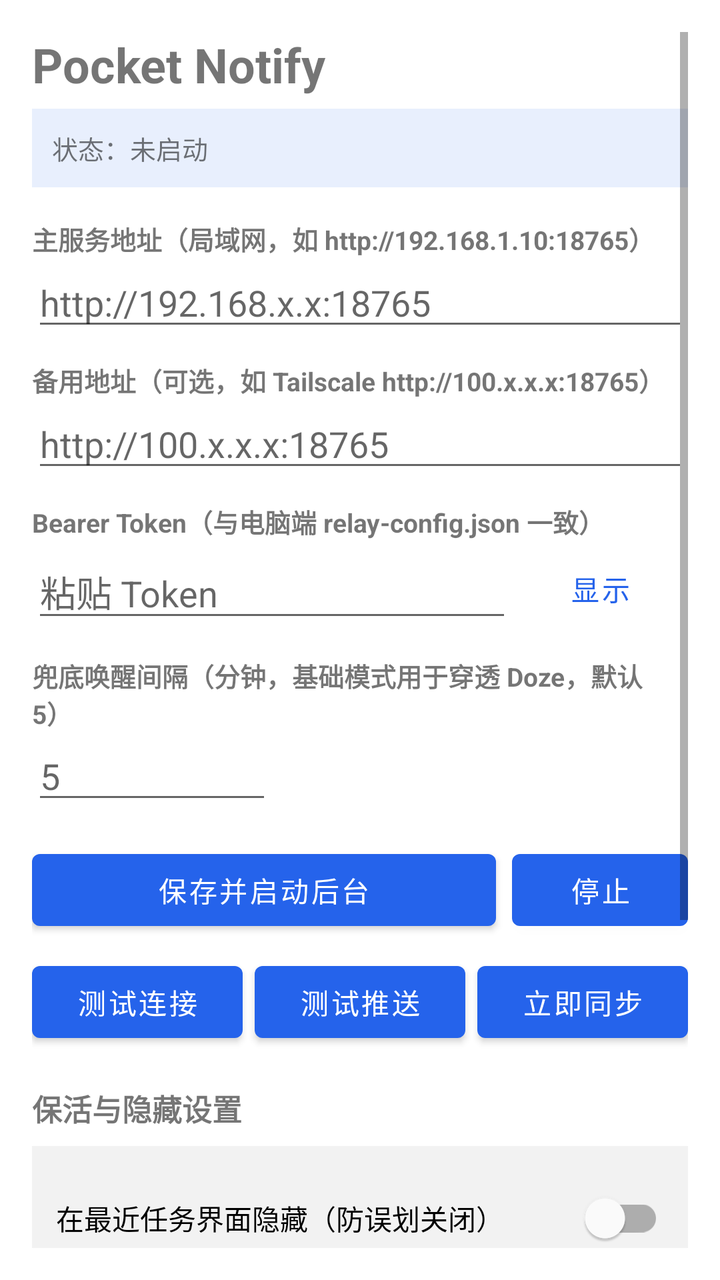
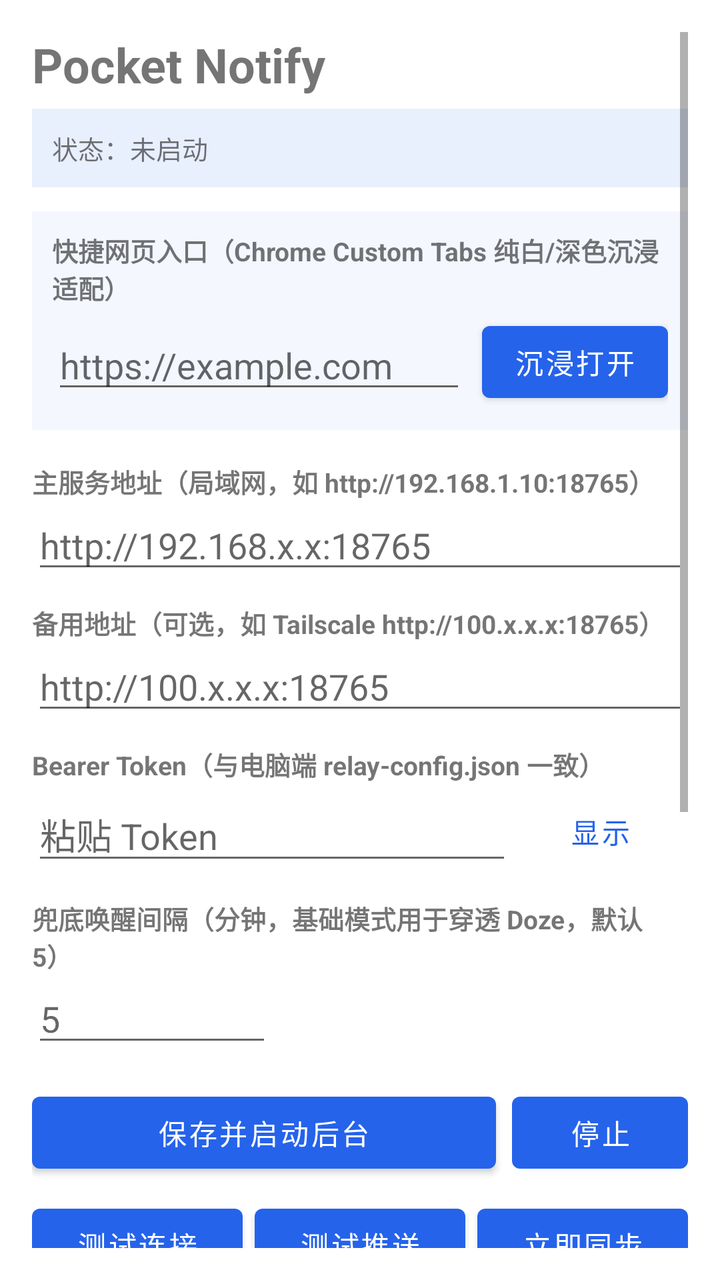

Two renders of the same Android screen: before a commit and after it. Below are the layout's source before the change and the commit's diff.
<!-- AndroidManifest.xml: application theme Theme.PocketNotify -->
<!-- res/layout/activity_main.xml -->
<?xml version="1.0" encoding="utf-8"?>
<ScrollView xmlns:android="http://schemas.android.com/apk/res/android"
    android:layout_width="match_parent"
    android:layout_height="match_parent"
    android:fillViewport="true"
    android:fitsSystemWindows="true"
    android:padding="16dp">

    <LinearLayout
        android:layout_width="match_parent"
        android:layout_height="wrap_content"
        android:orientation="vertical">

        <TextView
            android:layout_width="match_parent"
            android:layout_height="wrap_content"
            android:text="Pocket Notify"
            android:textSize="24sp"
            android:textStyle="bold" />

        <TextView
            android:id="@+id/tvStatus"
            android:layout_width="match_parent"
            android:layout_height="wrap_content"
            android:layout_marginTop="6dp"
            android:padding="10dp"
            android:background="#1A2563EB"
            android:text="状态：未启动"
            android:textSize="13sp" />

        <TextView
            android:layout_width="match_parent"
            android:layout_height="wrap_content"
            android:layout_marginTop="16dp"
            android:text="主服务地址（局域网，如 http://192.168.1.10:18765）"
            android:textSize="13sp"
            android:textStyle="bold" />

        <EditText
            android:id="@+id/etPrimaryUrl"
            android:layout_width="match_parent"
            android:layout_height="wrap_content"
            android:hint="http://192.168.x.x:18765"
            android:inputType="textUri"
            android:singleLine="true" />

        <TextView
            android:layout_width="match_parent"
            android:layout_height="wrap_content"
            android:layout_marginTop="10dp"
            android:text="备用地址（可选，如 Tailscale http://100.x.x.x:18765）"
            android:textSize="13sp"
            android:textStyle="bold" />

        <EditText
            android:id="@+id/etBackupUrl"
            android:layout_width="match_parent"
            android:layout_height="wrap_content"
            android:hint="http://100.x.x.x:18765"
            android:inputType="textUri"
            android:singleLine="true" />

        <TextView
            android:layout_width="match_parent"
            android:layout_height="wrap_content"
            android:layout_marginTop="10dp"
            android:text="Bearer Token（与电脑端 relay-config.json 一致）"
            android:textSize="13sp"
            android:textStyle="bold" />

        <LinearLayout
            android:layout_width="match_parent"
            android:layout_height="wrap_content"
            android:gravity="center_vertical"
            android:orientation="horizontal">

            <EditText
                android:id="@+id/etToken"
                android:layout_width="0dp"
                android:layout_height="wrap_content"
                android:layout_weight="1"
                android:hint="粘贴 Token"
                android:inputType="textPassword"
                android:singleLine="true" />

            <Button
                android:id="@+id/btnToggleToken"
                style="?android:attr/buttonBarButtonStyle"
                android:layout_width="wrap_content"
                android:layout_height="wrap_content"
                android:text="显示" />
        </LinearLayout>

        <TextView
            android:layout_width="match_parent"
            android:layout_height="wrap_content"
            android:layout_marginTop="10dp"
            android:text="兜底唤醒间隔（分钟，基础模式用于穿透 Doze，默认 5）"
            android:textSize="13sp"
            android:textStyle="bold" />

        <EditText
            android:id="@+id/etInterval"
            android:layout_width="120dp"
            android:layout_height="wrap_content"
            android:hint="5"
            android:inputType="number"
            android:singleLine="true" />

        <LinearLayout
            android:layout_width="match_parent"
            android:layout_height="wrap_content"
            android:layout_marginTop="14dp"
            android:orientation="horizontal">

            <Button
                android:id="@+id/btnSaveStart"
                android:layout_width="0dp"
                android:layout_height="wrap_content"
                android:layout_weight="1"
                android:text="保存并启动后台" />

            <Button
                android:id="@+id/btnStop"
                android:layout_width="wrap_content"
                android:layout_height="wrap_content"
                android:layout_marginStart="8dp"
                android:text="停止" />
        </LinearLayout>

        <LinearLayout
            android:layout_width="match_parent"
            android:layout_height="wrap_content"
            android:layout_marginTop="8dp"
            android:orientation="horizontal">

            <Button
                android:id="@+id/btnTestConn"
                android:layout_width="0dp"
                android:layout_height="wrap_content"
                android:layout_weight="1"
                android:text="测试连接" />

            <Button
                android:id="@+id/btnSelfTest"
                android:layout_width="0dp"
                android:layout_height="wrap_content"
                android:layout_marginStart="6dp"
                android:layout_weight="1"
                android:text="测试推送" />

            <Button
                android:id="@+id/btnSyncNow"
                android:layout_width="0dp"
                android:layout_height="wrap_content"
                android:layout_marginStart="6dp"
                android:layout_weight="1"
                android:text="立即同步" />
        </LinearLayout>

        
        <TextView
            android:layout_width="match_parent"
            android:layout_height="wrap_content"
            android:layout_marginTop="18dp"
            android:text="保活与隐藏设置"
            android:textSize="15sp"
            android:textStyle="bold" />

        <LinearLayout
            android:layout_width="match_parent"
            android:layout_height="wrap_content"
            android:layout_marginTop="8dp"
            android:background="#0D000000"
            android:orientation="vertical"
            android:padding="12dp">

            <com.google.android.material.switchmaterial.SwitchMaterial
                android:id="@+id/swHideRecents"
                android:layout_width="match_parent"
                android:layout_height="wrap_content"
                android:text="在最近任务界面隐藏（防误划关闭）"
                android:textSize="14sp" />

            <TextView
                android:layout_width="match_parent"
                android:layout_height="wrap_content"
                android:layout_marginTop="2dp"
                android:text="开启后不在多任务卡片显示，随时可从桌面图标重新打开。"
                android:textColor="#666666"
                android:textSize="12sp" />

            <View
                android:layout_width="match_parent"
                android:layout_height="1dp"
                android:layout_marginTop="10dp"
                android:layout_marginBottom="10dp"
                android:background="#22000000" />

            <com.google.android.material.switchmaterial.SwitchMaterial
                android:id="@+id/swRootMode"
                android:layout_width="match_parent"
                android:layout_height="wrap_content"
                android:text="Root 模式（KernelSU 开机自启 &amp; 自动拉活）"
                android:textSize="14sp" />

            <TextView
                android:id="@+id/tvRootStatus"
                android:layout_width="match_parent"
                android:layout_height="wrap_content"
                android:layout_marginTop="4dp"
                android:text="当前：基础模式（无 Root 通用：前台服务 + 定时唤醒）"
                android:textColor="#555555"
                android:textSize="12sp" />

            <LinearLayout
                android:layout_width="match_parent"
                android:layout_height="wrap_content"
                android:layout_marginTop="8dp"
                android:orientation="horizontal">

                <Button
                    android:id="@+id/btnBattery"
                    android:layout_width="0dp"
                    android:layout_height="wrap_content"
                    android:layout_weight="1"
                    android:text="忽略电池优化" />

                <Button
                    android:id="@+id/btnCheckRoot"
                    android:layout_width="0dp"
                    android:layout_height="wrap_content"
                    android:layout_marginStart="8dp"
                    android:layout_weight="1"
                    android:text="检查 Root 守护" />
            </LinearLayout>
        </LinearLayout>

        <TextView
            android:layout_width="match_parent"
            android:layout_height="wrap_content"
            android:layout_marginTop="18dp"
            android:text="最近收到的通知（点按可打开链接）"
            android:textSize="15sp"
            android:textStyle="bold" />

        <LinearLayout
            android:id="@+id/llHistory"
            android:layout_width="match_parent"
            android:layout_height="wrap_content"
            android:layout_marginTop="8dp"
            android:orientation="vertical" />

    </LinearLayout>
</ScrollView>
<!-- resources referenced by this layout -->
<resources>
  <style name="Theme.PocketNotify" parent="Theme.MaterialComponents.DayNight.NoActionBar">
          <item name="colorPrimary">#2563EB</item>
          <item name="colorPrimaryVariant">#1D4ED8</item>
          <item name="colorOnPrimary">#FFFFFF</item>
          <item name="colorSecondary">#0EA5E9</item>
          <item name="android:statusBarColor">#2563EB</item>
      </style>
</resources>

<!-- the commit's change to res/layout/activity_main.xml (unified diff, before → after) -->
@@ -28,6 +28,46 @@
             android:text="状态：未启动"
             android:textSize="13sp" />
 
+        <LinearLayout
+            android:layout_width="match_parent"
+            android:layout_height="wrap_content"
+            android:layout_marginTop="12dp"
+            android:background="#0D2563EB"
+            android:orientation="vertical"
+            android:padding="10dp">
+
+            <TextView
+                android:layout_width="match_parent"
+                android:layout_height="wrap_content"
+                android:text="快捷网页入口（Chrome Custom Tabs 纯白/深色沉浸适配）"
+                android:textSize="13sp"
+                android:textStyle="bold" />
+
+            <LinearLayout
+                android:layout_width="match_parent"
+                android:layout_height="wrap_content"
+                android:layout_marginTop="4dp"
+                android:gravity="center_vertical"
+                android:orientation="horizontal">
+
+                <EditText
+                    android:id="@+id/etQuickWebUrl"
+                    android:layout_width="0dp"
+                    android:layout_height="wrap_content"
+                    android:layout_weight="1"
+                    android:hint="https://example.com"
+                    android:inputType="textUri"
+                    android:singleLine="true" />
+
+                <Button
+                    android:id="@+id/btnOpenQuickWeb"
+                    android:layout_width="wrap_content"
+                    android:layout_height="wrap_content"
+                    android:layout_marginStart="8dp"
+                    android:text="沉浸打开" />
+            </LinearLayout>
+        </LinearLayout>
+
         <TextView
             android:layout_width="match_parent"
             android:layout_height="wrap_content"
